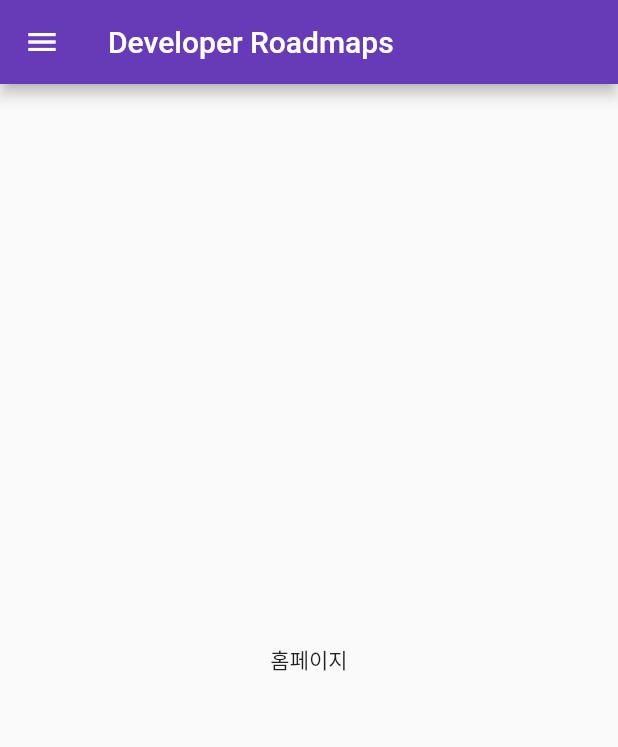
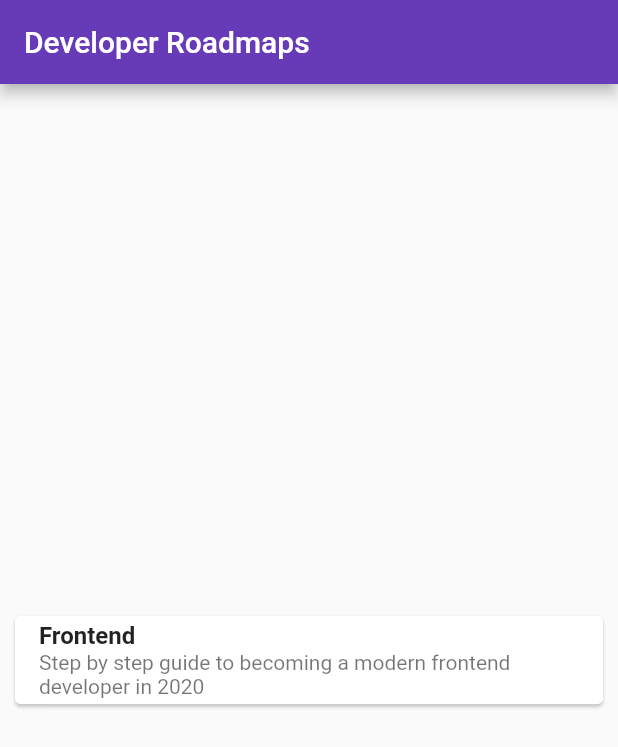
Before and after one commit to get6/developer-roadmaps, a Flutter app: the screen it shows after launch, on a phone screen of 412 x 824 dp. Shown: the top 747 px of the screen. Run offline on Flutter 3.47's test engine with Material 2 defaults, Android fonts, the phone set to English and light mode, and no system bars.

Commit message:
Drawer 대신 메인화면에 표시되게 변경. Card 추가

```diff
--- /dev/null
+++ b/lib/models/constraints.dart
@@ -0,0 +1,24 @@
+class Constraints {
+
+  static const String en_frontend_title = 'Frontend';
+  static const String en_frontend_subtitle = 'Step by step guide to becoming a modern frontend developer in 2020';
+
+  static const String en_backend_title = 'Backend';
+  static const String en_backend_subtitle = 'Step by step guide to becoming a modern backend developer in 2020';
+
+  static const String en_devOps_title = 'DevOps';
+  static const String en_devOps_subtitle = 'Step by step guide to become an SRE or for any operations role in 2020';
+
+  static const String en_react_title = 'React';
+  static const String en_react_subtitle = 'Everything that is there to learn about React and the ecosystem in 2020';
+
+  static const String en_android_title = 'Android';
+  static const String en_android_subtitle = 'Step by step guide to becoming a modern Android Developer in 2020';
+
+  static const String en_qaEngineer_title = 'QA Engineer';
+  static const String en_qaEngineer_subtitle = 'Step by step guide to becoming a modern QA Engineer in 2020';
+
+  // ko, zh .. 추가 예정
+
+
+}
--- a/lib/screens/homePage.dart
+++ b/lib/screens/homePage.dart
@@ -1,4 +1,4 @@
-import 'package:developer_roadmaps/widgets/appDrawer.dart';
+import 'package:developer_roadmaps/widgets/homeCard.dart';
 import 'package:flutter/material.dart';
 
 class HomePage extends StatelessWidget {
@@ -12,10 +12,8 @@ class HomePage extends StatelessWidget {
       appBar: AppBar(
         title: Text(title),
       ),
-      body: Center(
-        child: Text('홈페이지'),
-      ),
-      drawer: const AppDrawer(currentPage: '/home',)
+      body: const HomeCard(),
+      // drawer: const AppDrawer(currentPage: '/home',) not now
     );
   }
 }
--- /dev/null
+++ b/lib/widgets/homeCard.dart
@@ -0,0 +1,38 @@
+import 'package:developer_roadmaps/models/constraints.dart';
+import 'package:flutter/material.dart';
+
+class HomeCard extends StatelessWidget {
+  const HomeCard({Key key}) : super(key: key);
+
+  @override
+  Widget build(BuildContext context) {
+    return Center(
+      child: _homeCard(
+          Constraints.en_frontend_title, Constraints.en_frontend_subtitle),
+    );
+  }
+
+  Widget _homeCard(String title, String subtitle) {
+    return Card(
+      margin: const EdgeInsets.all(10.0),
+      child: InkWell(
+        splashColor: Colors.black,
+        onTap: () {
+          print('Card tapped');
+        },
+        child: Column(
+          mainAxisSize: MainAxisSize.min,
+          children: <Widget>[
+            ListTile(
+              title: Text(
+                title,
+                style: TextStyle(fontWeight: FontWeight.bold),
+              ),
+              subtitle: Text(subtitle),
+            ),
+          ],
+        ),
+      ),
+    );
+  }
+}
```
